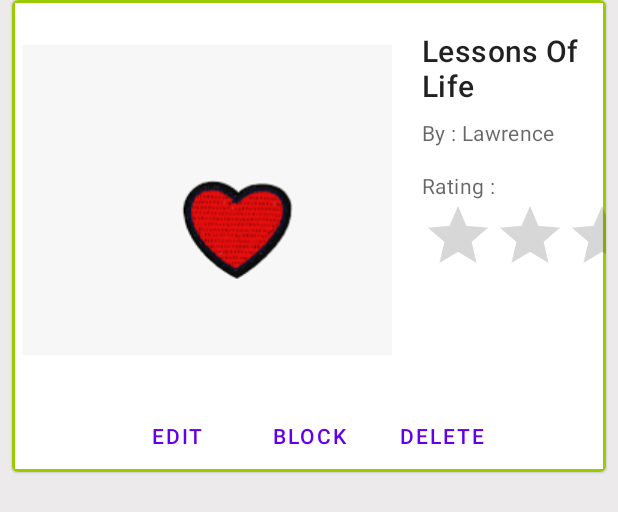
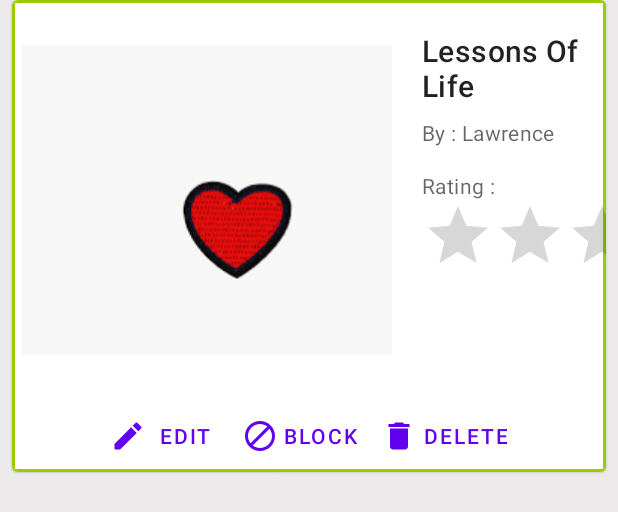
Before and after one commit to SwarajErra/book-recommendation-app-android, an Android app: the layout book_card.xml on its own in the app's theme, with its tools: preview values and no code run, on a phone screen of 412 x 824 dp. Shown: the top 512 px of the screen. Run offline under Robolectric (Android 15) with nearby library versions, the phone set to English and light mode, and no system bars.

Commit message:
Updated the buttons with Icons

```diff
--- /dev/null
+++ b/app/src/main/res/drawable/ic_baseline_block_24.xml
@@ -0,0 +1,5 @@
+<vector android:height="24dp" android:tint="#EC1B1B"
+    android:viewportHeight="24" android:viewportWidth="24"
+    android:width="24dp" xmlns:android="http://schemas.android.com/apk/res/android">
+    <path android:fillColor="@android:color/white" android:pathData="M12,2C6.48,2 2,6.48 2,12s4.48,10 10,10 10,-4.48 10,-10S17.52,2 12,2zM4,12c0,-4.42 3.58,-8 8,-8 1.85,0 3.55,0.63 4.9,1.69L5.69,16.9C4.63,15.55 4,13.85 4,12zM12,20c-1.85,0 -3.55,-0.63 -4.9,-1.69L18.31,7.1C19.37,8.45 20,10.15 20,12c0,4.42 -3.58,8 -8,8z"/>
+</vector>
--- /dev/null
+++ b/app/src/main/res/drawable/ic_baseline_delete_24.xml
@@ -0,0 +1,5 @@
+<vector android:height="24dp" android:tint="#D04545"
+    android:viewportHeight="24" android:viewportWidth="24"
+    android:width="24dp" xmlns:android="http://schemas.android.com/apk/res/android">
+    <path android:fillColor="@android:color/white" android:pathData="M6,19c0,1.1 0.9,2 2,2h8c1.1,0 2,-0.9 2,-2V7H6v12zM19,4h-3.5l-1,-1h-5l-1,1H5v2h14V4z"/>
+</vector>
--- /dev/null
+++ b/app/src/main/res/drawable/ic_baseline_edit_24.xml
@@ -0,0 +1,5 @@
+<vector android:height="24dp" android:tint="#4895CD"
+    android:viewportHeight="24" android:viewportWidth="24"
+    android:width="24dp" xmlns:android="http://schemas.android.com/apk/res/android">
+    <path android:fillColor="@android:color/white" android:pathData="M3,17.25V21h3.75L17.81,9.94l-3.75,-3.75L3,17.25zM20.71,7.04c0.39,-0.39 0.39,-1.02 0,-1.41l-2.34,-2.34c-0.39,-0.39 -1.02,-0.39 -1.41,0l-1.83,1.83 3.75,3.75 1.83,-1.83z"/>
+</vector>
--- a/app/src/main/res/layout/book_card.xml
+++ b/app/src/main/res/layout/book_card.xml
@@ -95,6 +95,7 @@
                 <com.google.android.material.button.MaterialButton
                     android:layout_width="wrap_content"
                     android:id="@+id/edit"
+                    app:icon="@drawable/ic_baseline_edit_24"
                     android:layout_height="wrap_content"
                     android:text="Edit"
                     style="?attr/borderlessButtonStyle"
@@ -102,6 +103,7 @@
                 <com.google.android.material.button.MaterialButton
                     android:layout_width="wrap_content"
                     android:layout_height="wrap_content"
+                    app:icon="@drawable/ic_baseline_block_24"
                     android:id="@+id/block"
                     android:text="Block"
                     style="?attr/borderlessButtonStyle"
@@ -109,6 +111,7 @@
                 <com.google.android.material.button.MaterialButton
                     android:layout_width="wrap_content"
                     android:layout_height="wrap_content"
+                    app:icon="@drawable/ic_baseline_delete_24"
                     android:id="@+id/delete"
                     android:text="Delete"
                     style="?attr/borderlessButtonStyle"
```
Also changed, not shown: app/src/main/res/drawable/ic_android_black_24dp.xml (added, +9 -0 lines).
